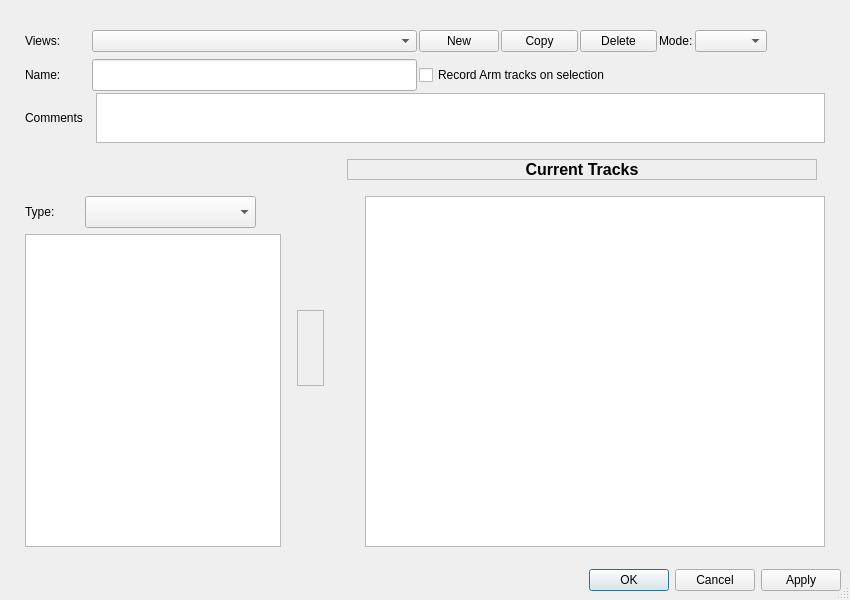
Qt form los/widgets/trackvieweditorbase.ui (falkTX/los) before a commit.
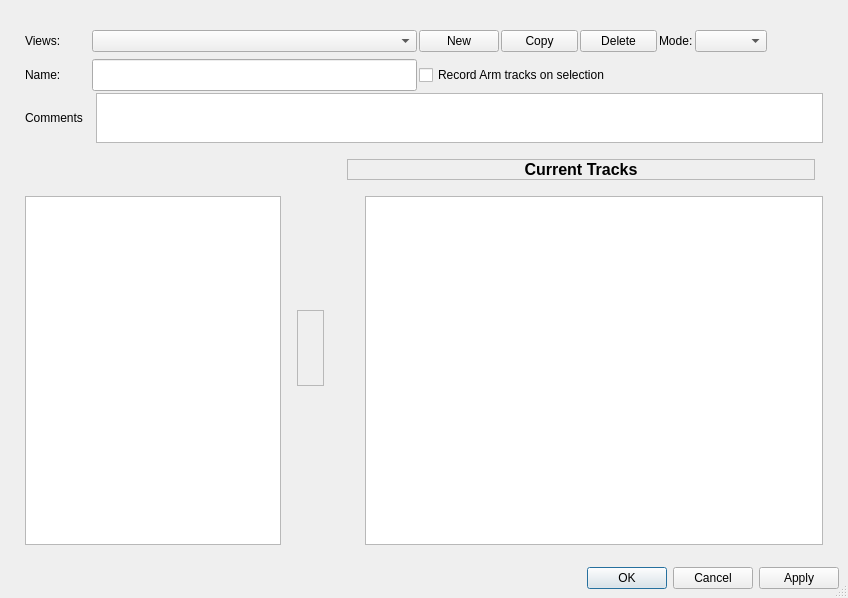
The same form after that commit.

Patch:
```diff
--- a/los/widgets/trackvieweditorbase.ui
+++ b/los/widgets/trackvieweditorbase.ui
@@ -10,8 +10,8 @@
    <rect>
     <x>0</x>
     <y>0</y>
-    <width>850</width>
-    <height>600</height>
+    <width>848</width>
+    <height>598</height>
    </rect>
   </property>
   <property name="sizePolicy">
@@ -402,88 +402,6 @@
         <property name="margin">
          <number>16</number>
         </property>
-        <item>
-         <layout class="QHBoxLayout" name="typeLayout" stretch="0,1,0">
-          <property name="spacing">
-           <number>0</number>
-          </property>
-          <property name="sizeConstraint">
-           <enum>QLayout::SetMinimumSize</enum>
-          </property>
-          <item>
-           <widget class="QLabel" name="lblType">
-            <property name="minimumSize">
-             <size>
-              <width>60</width>
-              <height>32</height>
-             </size>
-            </property>
-            <property name="maximumSize">
-             <size>
-              <width>60</width>
-              <height>16777215</height>
-             </size>
-            </property>
-            <property name="text">
-             <string>Type:</string>
-            </property>
-           </widget>
-          </item>
-          <item>
-           <widget class="QComboBox" name="cmbType">
-            <property name="sizePolicy">
-             <sizepolicy hsizetype="Preferred" vsizetype="Fixed">
-              <horstretch>0</horstretch>
-              <verstretch>0</verstretch>
-             </sizepolicy>
-            </property>
-            <property name="minimumSize">
-             <size>
-              <width>100</width>
-              <height>0</height>
-             </size>
-            </property>
-            <property name="maximumSize">
-             <size>
-              <width>16777215</width>
-              <height>1677715</height>
-             </size>
-            </property>
-           </widget>
-          </item>
-          <item>
-           <widget class="QToolButton" name="btnAddVirtual">
-            <property name="minimumSize">
-             <size>
-              <width>25</width>
-              <height>25</height>
-             </size>
-            </property>
-            <property name="maximumSize">
-             <size>
-              <width>25</width>
-              <height>25</height>
-             </size>
-            </property>
-            <property name="toolTip">
-             <string>Add Track Template</string>
-            </property>
-            <property name="text">
-             <string/>
-            </property>
-            <property name="iconSize">
-             <size>
-              <width>25</width>
-              <height>25</height>
-             </size>
-            </property>
-            <property name="autoRaise">
-             <bool>true</bool>
-            </property>
-           </widget>
-          </item>
-         </layout>
-        </item>
         <item>
          <layout class="QHBoxLayout" name="horizontalLayout_2">
           <property name="spacing">
```
Left out of the diff: 9 changed lines with no effect on the pictures.
